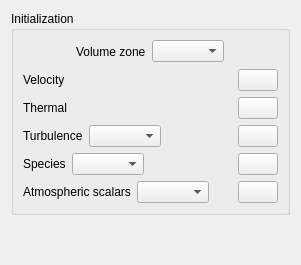
code-saturne/code_saturne, file gui/Pages/InitializationForm.ui: the form before one commit.
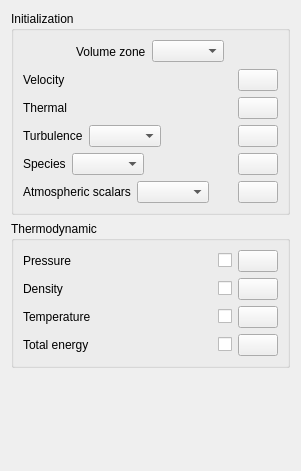
The form after the commit. Icons and pictures are not drawn.

```diff
--- a/gui/Pages/InitializationForm.ui
+++ b/gui/Pages/InitializationForm.ui
@@ -7,7 +7,7 @@
     <x>0</x>
     <y>0</y>
     <width>301</width>
-    <height>265</height>
+    <height>471</height>
    </rect>
   </property>
   <property name="windowTitle">
@@ -320,6 +320,247 @@
     </spacer>
    </item>
    <item row="1" column="1">
+    <widget class="QGroupBox" name="groupBoxThermodynamic">
+     <property name="title">
+      <string>Thermodynamic</string>
+     </property>
+     <layout class="QGridLayout" name="_3">
+      <property name="margin">
+       <number>9</number>
+      </property>
+      <property name="spacing">
+       <number>6</number>
+      </property>
+      <item row="0" column="0">
+       <layout class="QVBoxLayout" name="_5">
+        <property name="spacing">
+         <number>6</number>
+        </property>
+        <property name="margin">
+         <number>0</number>
+        </property>
+        <item>
+         <layout class="QHBoxLayout" name="_6">
+          <property name="spacing">
+           <number>6</number>
+          </property>
+          <property name="margin">
+           <number>0</number>
+          </property>
+          <item>
+           <widget class="QLabel" name="labelPressure">
+            <property name="text">
+             <string>Pressure</string>
+            </property>
+           </widget>
+          </item>
+          <item>
+           <spacer>
+            <property name="orientation">
+             <enum>Qt::Horizontal</enum>
+            </property>
+            <property name="sizeHint" stdset="0">
+             <size>
+              <width>40</width>
+              <height>20</height>
+             </size>
+            </property>
+           </spacer>
+          </item>
+          <item>
+           <widget class="QCheckBox" name="checkBoxPressure">
+            <property name="text">
+             <string/>
+            </property>
+           </widget>
+          </item>
+          <item>
+           <widget class="QPushButton" name="pushButtonPressure">
+            <property name="text">
+             <string/>
+            </property>
+            <property name="icon">
+             <iconset resource="resources_pages.qrc">
+              <normaloff>:/new/prefix1/icons/22x22/edit-find-replace.png</normaloff>:/new/prefix1/icons/22x22/edit-find-replace.png</iconset>
+            </property>
+            <property name="iconSize">
+             <size>
+              <width>22</width>
+              <height>22</height>
+             </size>
+            </property>
+           </widget>
+          </item>
+         </layout>
+        </item>
+        <item>
+         <layout class="QHBoxLayout" name="_7">
+          <property name="spacing">
+           <number>6</number>
+          </property>
+          <property name="margin">
+           <number>0</number>
+          </property>
+          <item>
+           <widget class="QLabel" name="labelDensity">
+            <property name="text">
+             <string>Density</string>
+            </property>
+           </widget>
+          </item>
+          <item>
+           <spacer>
+            <property name="orientation">
+             <enum>Qt::Horizontal</enum>
+            </property>
+            <property name="sizeHint" stdset="0">
+             <size>
+              <width>40</width>
+              <height>20</height>
+             </size>
+            </property>
+           </spacer>
+          </item>
+          <item>
+           <widget class="QCheckBox" name="checkBoxDensity">
+            <property name="text">
+             <string/>
+            </property>
+           </widget>
+          </item>
+          <item>
+           <widget class="QPushButton" name="pushButtonDensity">
+            <property name="text">
+             <string/>
+            </property>
+            <property name="icon">
+             <iconset resource="resources_pages.qrc">
+              <normaloff>:/new/prefix1/icons/22x22/edit-find-replace.png</normaloff>:/new/prefix1/icons/22x22/edit-find-replace.png</iconset>
+            </property>
+            <property name="iconSize">
+             <size>
+              <width>22</width>
+              <height>22</height>
+             </size>
+            </property>
+           </widget>
+          </item>
+         </layout>
+        </item>
+        <item>
+         <layout class="QHBoxLayout" name="_8">
+          <property name="spacing">
+           <number>6</number>
+          </property>
+          <property name="margin">
+           <number>0</number>
+          </property>
+          <item>
+           <widget class="QLabel" name="labelTemperature">
+            <property name="text">
+             <string>Temperature</string>
+            </property>
+           </widget>
+          </item>
+          <item>
+           <spacer>
+            <property name="orientation">
+             <enum>Qt::Horizontal</enum>
+            </property>
+            <property name="sizeHint" stdset="0">
+             <size>
+              <width>40</width>
+              <height>20</height>
+             </size>
+            </property>
+           </spacer>
+          </item>
+          <item>
+           <widget class="QCheckBox" name="checkBoxTemperature">
+            <property name="text">
+             <string/>
+            </property>
+           </widget>
+          </item>
+          <item>
+           <widget class="QPushButton" name="pushButtonTemperature">
+            <property name="text">
+             <string/>
+            </property>
+            <property name="icon">
+             <iconset resource="resources_pages.qrc">
+              <normaloff>:/new/prefix1/icons/22x22/edit-find-replace.png</normaloff>:/new/prefix1/icons/22x22/edit-find-replace.png</iconset>
+            </property>
+            <property name="iconSize">
+             <size>
+              <width>22</width>
+              <height>22</height>
+             </size>
+            </property>
+           </widget>
+          </item>
+         </layout>
+        </item>
+        <item>
+         <layout class="QHBoxLayout" name="_9">
+          <property name="spacing">
+           <number>6</number>
+          </property>
+          <property name="margin">
+           <number>0</number>
+          </property>
+          <item>
+           <widget class="QLabel" name="labelEnergy">
+            <property name="text">
+             <string>Total energy</string>
+            </property>
+           </widget>
+          </item>
+          <item>
+           <spacer>
+            <property name="orientation">
+             <enum>Qt::Horizontal</enum>
+            </property>
+            <property name="sizeHint" stdset="0">
+             <size>
+              <width>40</width>
+              <height>20</height>
+             </size>
+            </property>
+           </spacer>
+          </item>
+          <item>
+           <widget class="QCheckBox" name="checkBoxEnergy">
+            <property name="text">
+             <string/>
+            </property>
+           </widget>
+          </item>
+          <item>
+           <widget class="QPushButton" name="pushButtonEnergy">
+            <property name="text">
+             <string/>
+            </property>
+            <property name="icon">
+             <iconset resource="resources_pages.qrc">
+              <normaloff>:/new/prefix1/icons/22x22/edit-find-replace.png</normaloff>:/new/prefix1/icons/22x22/edit-find-replace.png</iconset>
+            </property>
+            <property name="iconSize">
+             <size>
+              <width>22</width>
+              <height>22</height>
+             </size>
+            </property>
+           </widget>
+          </item>
+         </layout>
+        </item>
+       </layout>
+      </item>
+     </layout>
+    </widget>
+   </item>
+   <item row="2" column="1">
     <spacer>
      <property name="orientation">
       <enum>Qt::Vertical</enum>
```
